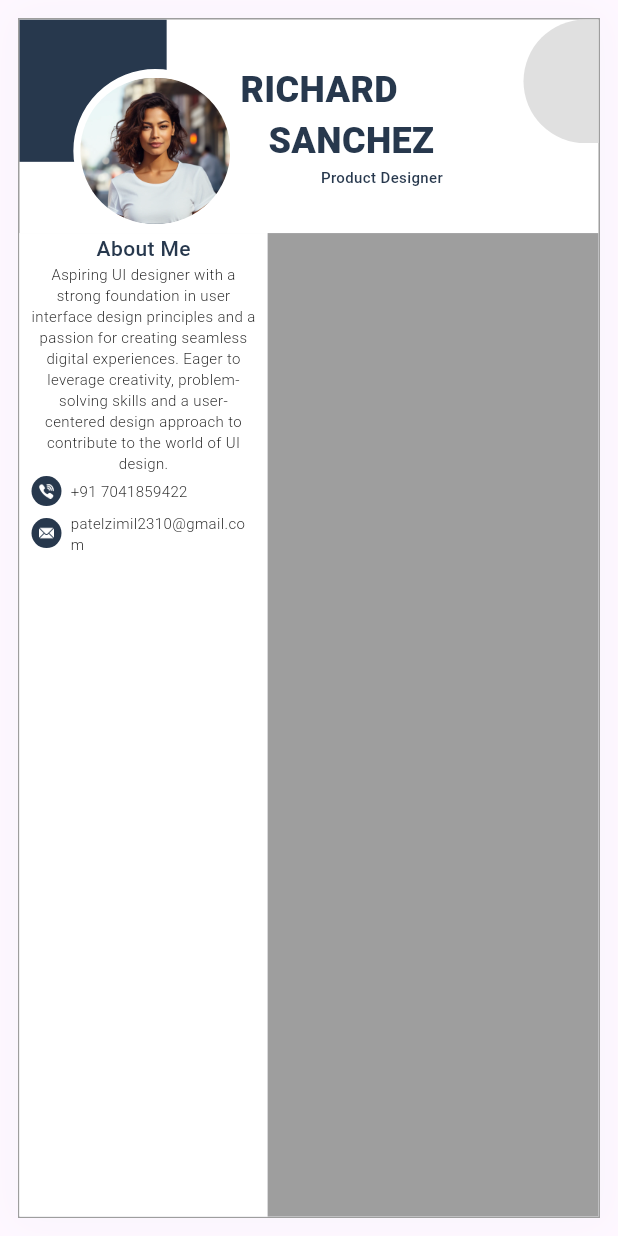
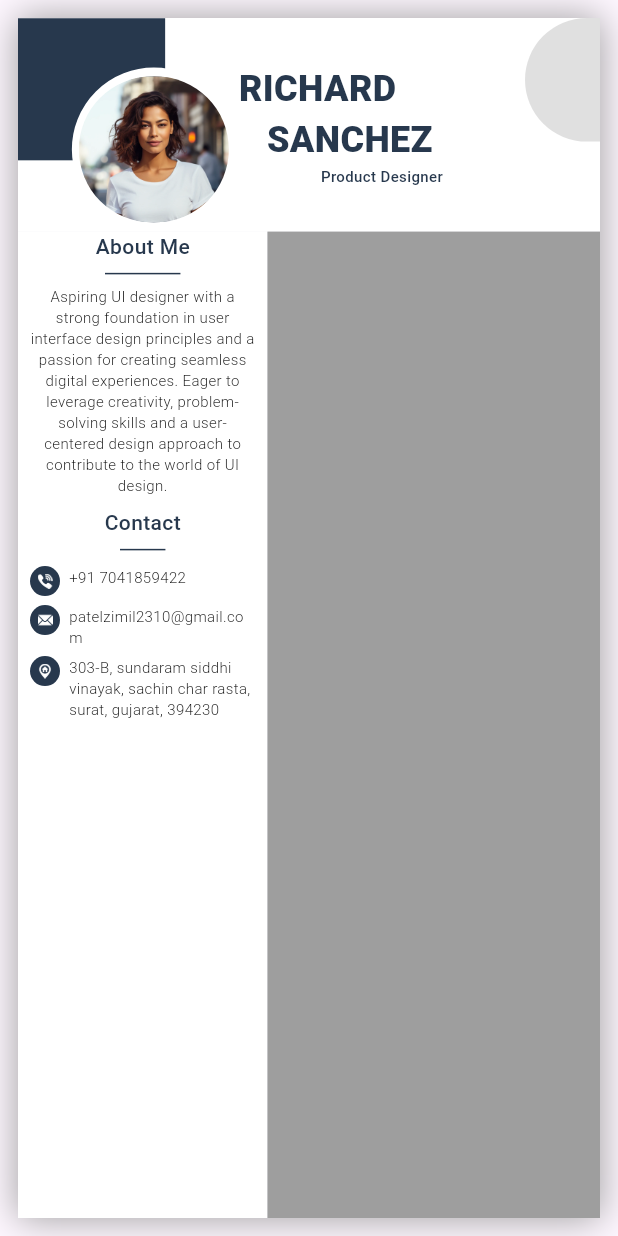
Before and after one commit to Zimil-Patel/cv_maker, a Flutter app: the screen it shows after launch, on a phone screen of 412 x 824 dp. Run offline on Flutter 3.47's test engine with Material 3 defaults, Android fonts, the phone set to English and light mode, and no system bars; our stand-ins replace google_fonts.

Commit message:
13-03-2024

```diff
--- a/lib/screens/components/resume_components/about_me.dart
+++ b/lib/screens/components/resume_components/about_me.dart
@@ -1,6 +1,6 @@
 import 'package:cv_maker/util/colors/colors.dart';
 import 'package:cv_maker/util/resulabe_ui/text_styles.dart';
-import 'package:flutter/cupertino.dart';
+import 'package:flutter/material.dart';
 
 class AboutMe extends StatelessWidget {
   const AboutMe({
@@ -17,6 +17,11 @@ class AboutMe extends StatelessWidget {
             color: resumeColor,
           ),
         ),
+        Divider(
+          color: resumeColor,
+          indent: 50,
+          endIndent: 50,
+        ),
         Text(
           textAlign: TextAlign.center,
           softWrap: true,
--- a/lib/screens/components/resume_components/contact_info.dart
+++ b/lib/screens/components/resume_components/contact_info.dart
@@ -9,19 +9,37 @@ class ContactInfo extends StatelessWidget {
 
   @override
   Widget build(BuildContext context) {
-    return Column(
+    return Padding(
+      padding: const EdgeInsets.symmetric(vertical: 8.0),
+      child: Column(
         children: [
+          Text(
+            'Contact',
+            style: miniText(
+              color: resumeColor,
+            ),
+          ),
+          Divider(
+            color: resumeColor,
+            indent: 60,
+            endIndent: 60,
+          ),
           contactList(contact: '+91 7041859422', img: 'call'),
           contactList(contact: 'patelzimil2310@gmail.com', img: 'mail'),
+          contactList(
+              contact:
+                  '303-B, sundaram siddhi vinayak, sachin char rasta, surat, gujarat, 394230',
+              img: 'home'),
         ],
+      ),
     );
   }
 
   contactList({required String img, required String contact}) {
     return Padding(
-      padding: const EdgeInsets.symmetric(vertical: 2.0),
+      padding: const EdgeInsets.symmetric(vertical: 3.0),
       child: Row(
-        mainAxisAlignment: MainAxisAlignment.center,
+        crossAxisAlignment: CrossAxisAlignment.start,
         children: [
           Padding(
             padding: const EdgeInsets.only(right: 6.0),
@@ -36,9 +54,12 @@ class ContactInfo extends StatelessWidget {
             ),
           ),
           Expanded(
+            child: Align(
+              alignment: Alignment.centerLeft,
               child: Text(
                 contact,
                 style: resumeBody(bold: FontWeight.w300),
+              ),
             ),
           ),
         ],
--- a/lib/screens/create_resume/resume_view.dart
+++ b/lib/screens/create_resume/resume_view.dart
@@ -2,7 +2,6 @@ import 'package:cv_maker/screens/components/resume_components/about_me.dart';
 import 'package:cv_maker/screens/components/resume_components/contact_info.dart';
 import 'package:cv_maker/screens/components/resume_components/profile_name_banner.dart';
 import 'package:cv_maker/util/colors/colors.dart';
-import 'package:cv_maker/util/resulabe_ui/text_styles.dart';
 import 'package:flutter/material.dart';
 
 class ResumeView extends StatefulWidget {
@@ -24,12 +23,11 @@ class _ResumeViewState extends State<ResumeView> {
         child: Container(
           height: height,
           margin: const EdgeInsets.all(12),
-          decoration: BoxDecoration(
+          decoration: const BoxDecoration(
             color: Colors.white,
-            border: Border.all(color: Colors.grey),
             boxShadow: [
               BoxShadow(
-                color: greyBox.withOpacity(0.5),
+                color: Colors.grey,
                 spreadRadius: 1,
                 blurRadius: 20,
               ),
@@ -49,14 +47,14 @@ class _ResumeViewState extends State<ResumeView> {
                         flex: 3,
                         child: Container(
                           color: Colors.white,
-                          child: Padding(
-                            padding:
-                                const EdgeInsets.symmetric(horizontal: 8.0),
+                          child: const Padding(
+                            padding: EdgeInsets.symmetric(horizontal: 8.0),
                             child: Column(
-                              children: const [
+                              children: [
                                 //About us Box
                                 AboutMe(),
 
+                                //CONTACT BOX
                                 ContactInfo(),
                               ],
                             ),
```
Also changed, not shown: asset/images/resume/home.png (added). Lines whose indentation alone changed are shown as unchanged.
